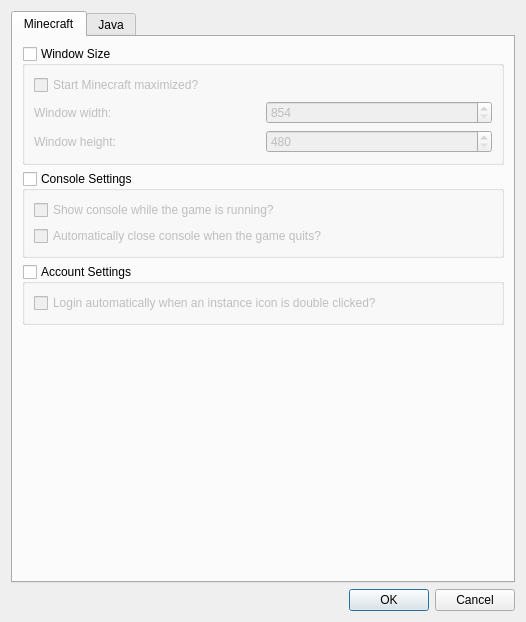
First picture: the form in gui/dialogs/InstanceSettings.ui, repository MultiMC/Launcher, before the edit.
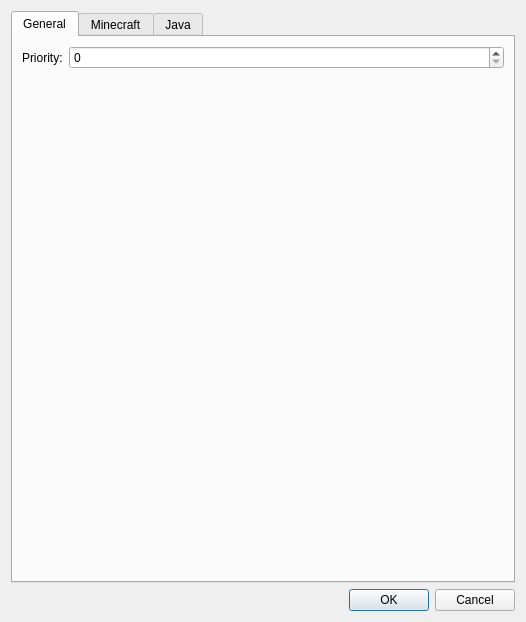
Second picture: the form after the edit.

Commit message: Instance priorities

Diff of the .ui file:
```diff
--- a/gui/dialogs/InstanceSettings.ui
+++ b/gui/dialogs/InstanceSettings.ui
@@ -22,6 +22,23 @@
      <property name="currentIndex">
       <number>0</number>
      </property>
+     <widget class="QWidget" name="generalTab">
+      <attribute name="title">
+       <string>General</string>
+      </attribute>
+      <layout class="QFormLayout" name="formLayout">
+       <item row="0" column="0">
+        <widget class="QLabel" name="label">
+         <property name="text">
+          <string>Priority:</string>
+         </property>
+        </widget>
+       </item>
+       <item row="0" column="1">
+        <widget class="QSpinBox" name="priorityBox"/>
+       </item>
+      </layout>
+     </widget>
      <widget class="QWidget" name="minecraftTab">
       <attribute name="title">
        <string>Minecraft</string>
```
The commit also changes 5 other files.
